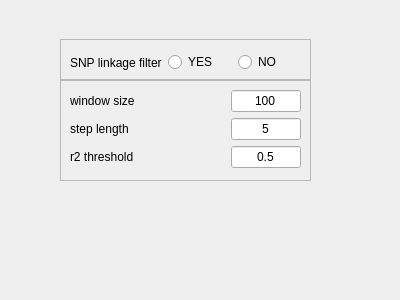
Before: the Qt Designer form qualityctrlwidget.ui in gdengchao/H_G, drawn with Qt 5.
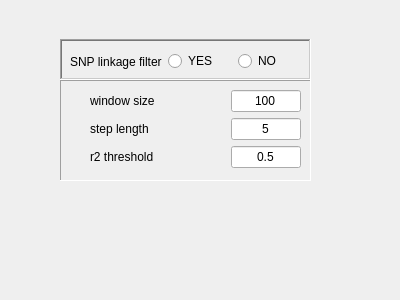
After: the same form once the commit is applied.

Commit message: Fixed don't work of frame

What changed in the file:
```diff
--- a/qualityctrlwidget.ui
+++ b/qualityctrlwidget.ui
@@ -23,11 +23,56 @@
     </rect>
    </property>
    <property name="frameShape">
-    <enum>QFrame::StyledPanel</enum>
+    <enum>QFrame::WinPanel</enum>
    </property>
    <property name="frameShadow">
-    <enum>QFrame::Raised</enum>
+    <enum>QFrame::Sunken</enum>
    </property>
+   <widget class="QWidget" name="">
+    <property name="geometry">
+     <rect>
+      <x>10</x>
+      <y>10</y>
+      <width>231</width>
+      <height>25</height>
+     </rect>
+    </property>
+    <layout class="QHBoxLayout" name="horizontalLayout">
+     <item>
+      <widget class="QLabel" name="label">
+       <property name="text">
+        <string>SNP linkage filter</string>
+       </property>
+      </widget>
+     </item>
+     <item>
+      <widget class="QRadioButton" name="yesLinkageFilterRadioButton">
+       <property name="maximumSize">
+        <size>
+         <width>70</width>
+         <height>16777215</height>
+        </size>
+       </property>
+       <property name="text">
+        <string>YES</string>
+       </property>
+      </widget>
+     </item>
+     <item>
+      <widget class="QRadioButton" name="noLinkageFilterRadioButton">
+       <property name="maximumSize">
+        <size>
+         <width>70</width>
+         <height>16777215</height>
+        </size>
+       </property>
+       <property name="text">
+        <string>NO</string>
+       </property>
+      </widget>
+     </item>
+    </layout>
+   </widget>
   </widget>
   <widget class="QFrame" name="frame_2">
    <property name="geometry">
@@ -39,17 +84,17 @@
     </rect>
    </property>
    <property name="frameShape">
-    <enum>QFrame::StyledPanel</enum>
+    <enum>QFrame::Panel</enum>
    </property>
    <property name="frameShadow">
-    <enum>QFrame::Raised</enum>
+    <enum>QFrame::Sunken</enum>
    </property>
    <widget class="QWidget" name="">
     <property name="geometry">
      <rect>
-      <x>10</x>
+      <x>30</x>
       <y>10</y>
-      <width>231</width>
+      <width>211</width>
       <height>81</height>
      </rect>
     </property>
@@ -126,52 +171,6 @@
     </layout>
    </widget>
   </widget>
-  <widget class="QWidget" name="">
-   <property name="geometry">
-    <rect>
-     <x>70</x>
-     <y>50</y>
-     <width>231</width>
-     <height>25</height>
-    </rect>
-   </property>
-   <layout class="QHBoxLayout" name="horizontalLayout">
-    <item>
-     <widget class="QLabel" name="label">
-      <property name="text">
-       <string>SNP linkage filter</string>
-      </property>
-     </widget>
-    </item>
-    <item>
-     <widget class="QRadioButton" name="radioButton">
-      <property name="maximumSize">
-       <size>
-        <width>70</width>
-        <height>16777215</height>
-       </size>
-      </property>
-      <property name="text">
-       <string>YES</string>
-      </property>
-     </widget>
-    </item>
-    <item>
-     <widget class="QRadioButton" name="radioButton_2">
-      <property name="maximumSize">
-       <size>
-        <width>70</width>
-        <height>16777215</height>
-       </size>
-      </property>
-      <property name="text">
-       <string>NO</string>
-      </property>
-     </widget>
-    </item>
-   </layout>
-  </widget>
-  <zorder>frame_2</zorder>
   <zorder>frame</zorder>
   <zorder>label</zorder>
   <zorder>radioButton</zorder>
```
Left out of the diff: 17 changed lines with no effect on the pictures. The commit also changes 5 other files.
